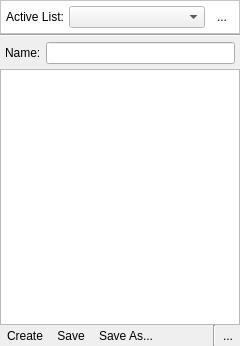
Above: uman/src/QUPlaylistArea.ui from UltraStar-Deluxe/UltraStar-Manager before the change. Below: the same form after it.
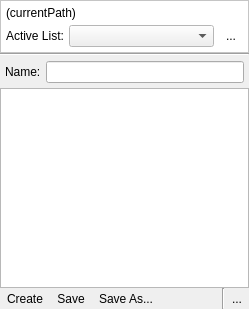
That is the form after the change. Icons and pictures are not drawn. Custom widgets are drawn as their Qt base class.

Commit message: "remove playlist" works now, "sorting while name editing" disabled for now...

```diff
--- a/uman/src/QUPlaylistArea.ui
+++ b/uman/src/QUPlaylistArea.ui
@@ -5,14 +5,14 @@
    <rect>
     <x>0</x>
     <y>0</y>
-    <width>240</width>
-    <height>346</height>
+    <width>249</width>
+    <height>309</height>
    </rect>
   </property>
   <property name="windowTitle" >
    <string>Form</string>
   </property>
-  <layout class="QVBoxLayout" name="verticalLayout" >
+  <layout class="QVBoxLayout" name="verticalLayout_2" >
    <property name="spacing" >
     <number>0</number>
    </property>
@@ -94,11 +94,23 @@
      <property name="frameShadow" >
       <enum>QFrame::Raised</enum>
      </property>
-     <layout class="QHBoxLayout" name="horizontalLayout_2" >
+     <layout class="QVBoxLayout" name="verticalLayout" >
       <property name="spacing" >
        <number>5</number>
       </property>
       <property name="margin" >
+       <number>5</number>
+      </property>
+      <item>
+       <widget class="QLabel" name="playlistPathLbl" >
+        <property name="text" >
+         <string>(currentPath)</string>
+        </property>
+       </widget>
+      </item>
+      <item>
+       <layout class="QHBoxLayout" name="horizontalLayout" >
+        <property name="spacing" >
        <number>5</number>
       </property>
       <item>
@@ -126,6 +138,18 @@
       </item>
       <item>
        <widget class="QToolButton" name="setPlaylistFolderBtn" >
+          <property name="sizePolicy" >
+           <sizepolicy vsizetype="Fixed" hsizetype="Fixed" >
+            <horstretch>0</horstretch>
+            <verstretch>0</verstretch>
+           </sizepolicy>
+          </property>
+          <property name="sizeIncrement" >
+           <size>
+            <width>0</width>
+            <height>0</height>
+           </size>
+          </property>
         <property name="toolTip" >
          <string>Choose playlist folder...</string>
         </property>
@@ -140,6 +164,8 @@
          <bool>true</bool>
         </property>
        </widget>
+        </item>
+       </layout>
       </item>
      </layout>
     </widget>
```
Lines whose indentation alone changed are shown as unchanged. The commit also changes 2 other files.
